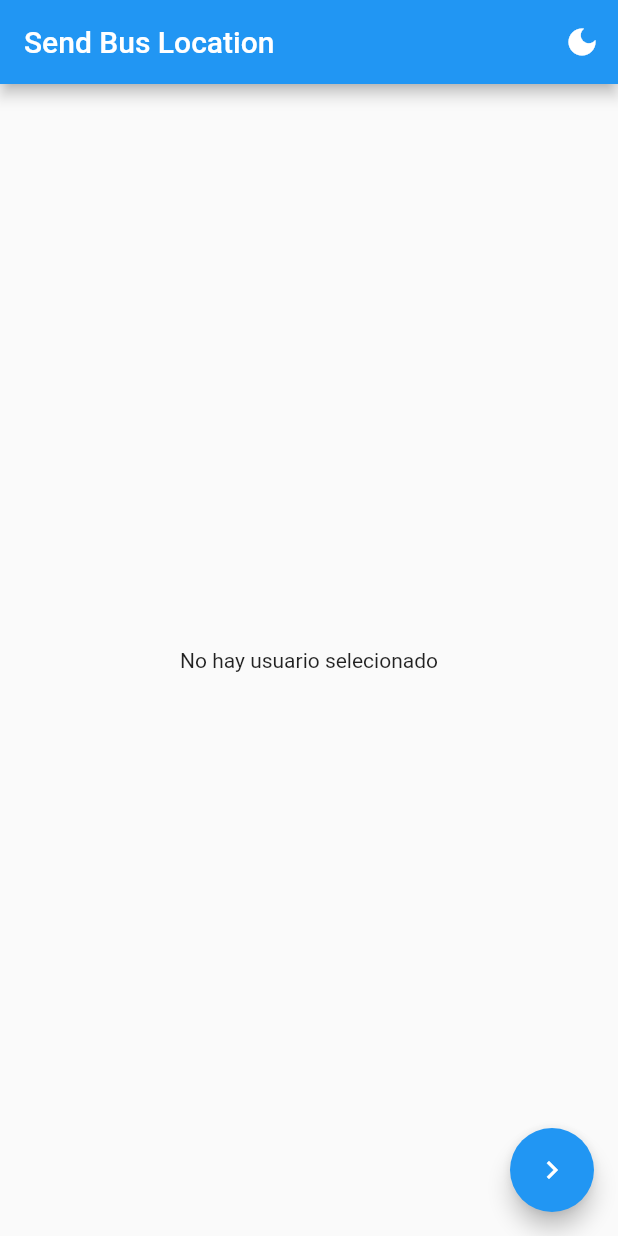
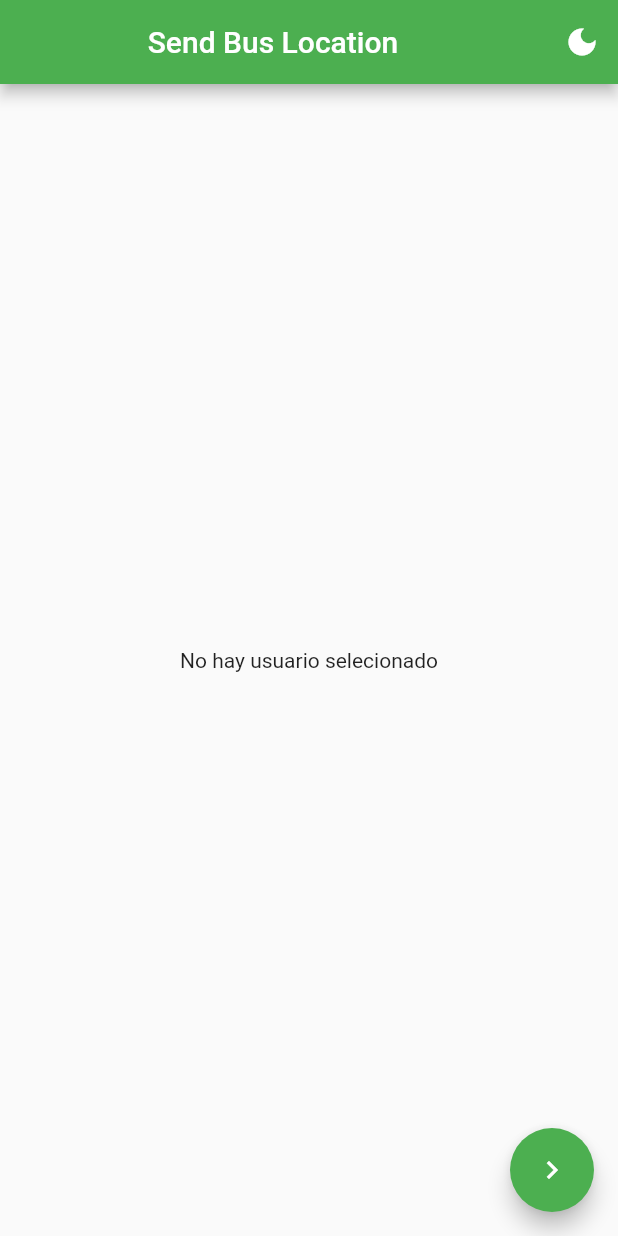
Before and after one commit to alecorodri/SendBusLocation, a Flutter app: the screen it shows after launch, on a phone screen of 412 x 824 dp. Run offline on Flutter 3.47's test engine with Material 2 defaults, Android fonts, the light colour scheme and no system bars; our stand-ins replace get.

Commit message:
add packages

```diff
--- a/lib/main.dart
+++ b/lib/main.dart
@@ -12,7 +12,9 @@ class MyApp extends StatelessWidget {
   Widget build(BuildContext context) {
     return GetMaterialApp(
       debugShowCheckedModeBanner: false,
-      color: Colors.red,
+      theme: ThemeData(
+        primarySwatch: Colors.green,
+      ),
       title: 'Send Bus Location',
       initialRoute: '/homepage',
       //darkTheme: ThemeData.dark(),
--- a/lib/pages/home_page.dart
+++ b/lib/pages/home_page.dart
@@ -30,7 +30,7 @@ class _MyHomePageState extends State<MyHomePage> {
               onPressed: () => Get.changeThemeMode(ThemeMode.dark),
               icon: const Icon(Icons.dark_mode))
         ],
-        title: Text(widget.title),
+        title: Center(child: Text(widget.title)),
       ),
       body: Obx(() => userCtrl.userExist.value
           ? InformacionUsuario(user: userCtrl.user.value)
--- a/pubspec.yaml
+++ b/pubspec.yaml
@@ -37,6 +37,7 @@ dependencies:
   get: ^4.6.5
   cell_info: ^0.2.9
   geolocator: ^8.2.1
+  geocoding: ^2.0.4
   #get_storage: ^2.0.3
   hive: ^2.2.3
 
```
Also changed, not shown: pubspec.lock.
